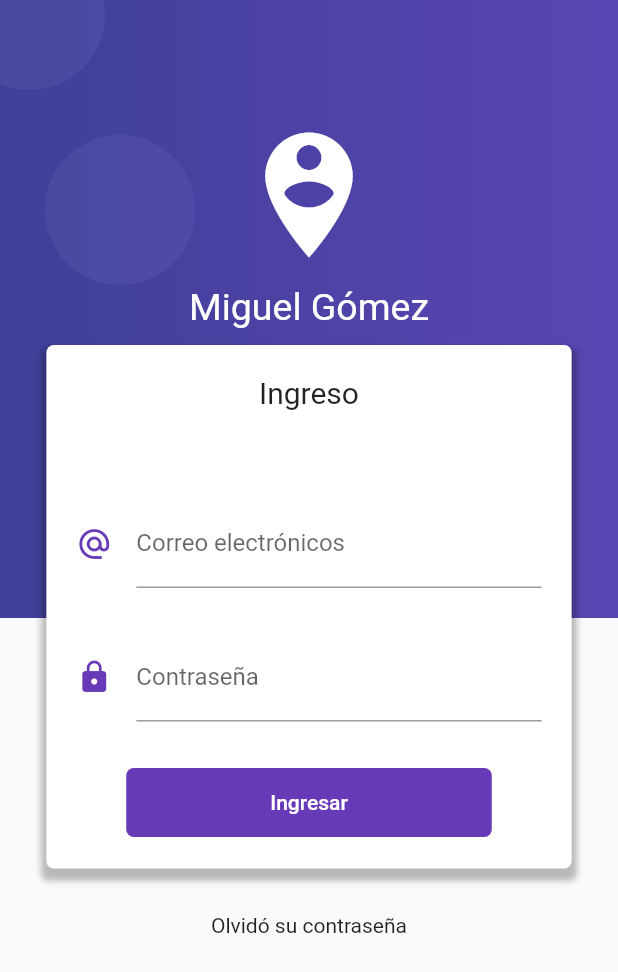
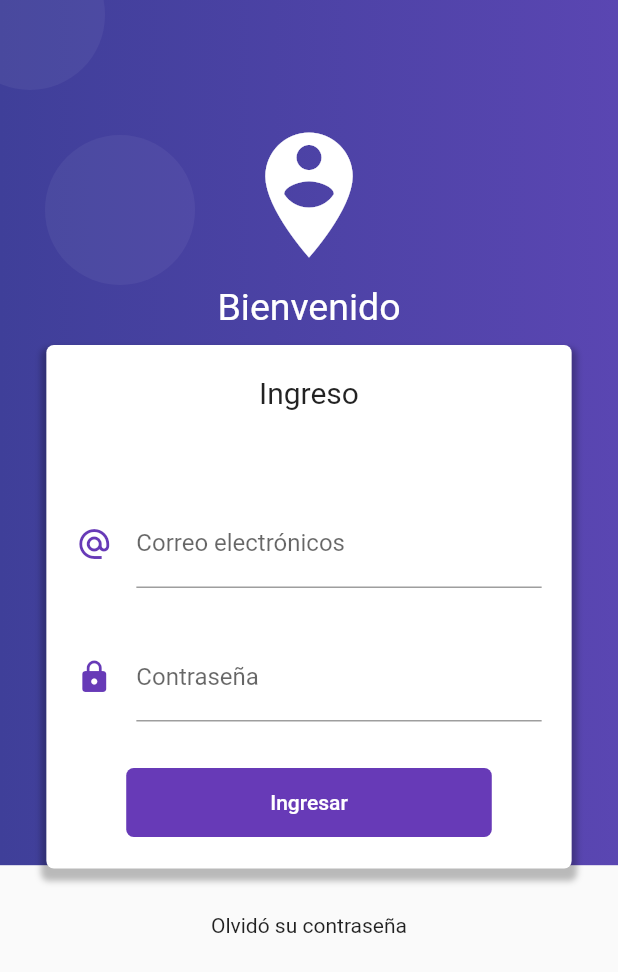
Before and after one commit to miguelCSM/blocPattern, a Flutter app: the screen it shows after launch, on a phone screen of 412 x 824 dp. Shown: the top 972 px of the screen. Run offline on Flutter 3.47's test engine with Material 2 defaults, Android fonts, the phone set to English and light mode, and no system bars.

```diff
--- a/lib/main.dart
+++ b/lib/main.dart
@@ -1,4 +1,5 @@
 import 'package:flutter/material.dart';
+import 'package:formvalidation/src/bloc/provider.dart';
 import 'package:formvalidation/src/pages/home_page.dart';
 import 'package:formvalidation/src/pages/login_page.dart';
 
@@ -7,7 +8,8 @@ void main() => runApp(MyApp());
 class MyApp extends StatelessWidget {
   @override
   Widget build(BuildContext context) {
-    return MaterialApp(
+    return Provider(
+      child: MaterialApp(
       debugShowCheckedModeBanner: false,
       title: 'Material App',
       initialRoute: 'login',
@@ -16,6 +18,7 @@ class MyApp extends StatelessWidget {
         'home': (BuildContext context) => HomePage(),
 
       },
+    ),
     );
   }
 }
--- /dev/null
+++ b/lib/src/bloc/login_bloc.dart
@@ -0,0 +1,17 @@
+import 'dart:async';
+
+import 'package:formvalidation/src/bloc/validators.dart';
+
+class LoginBloc with Validators{
+  // stream nos va a servir para controlar flujo y cambios en las propiedades de niveles bajos
+
+  final _emailController = StreamController<String>.broadcast();
+
+  Stream<String>get emailStream => _emailController.stream.transform(validarEmail);
+
+  Function(String) get changeEmail => _emailController.sink.add; // crear un referencia
+
+  dispose(){
+    _emailController?.close();
+  }
+}
--- /dev/null
+++ b/lib/src/bloc/provider.dart
@@ -0,0 +1,18 @@
+import 'package:flutter/cupertino.dart';
+import 'package:formvalidation/src/bloc/login_bloc.dart';
+export 'package:formvalidation/src/bloc/login_bloc.dart';
+
+class Provider extends InheritedWidget{
+
+  final loginBloc = LoginBloc();
+
+  Provider({Key key, Widget child})
+  : super(key: key, child: child);
+
+  static LoginBloc of(BuildContext context){
+    return context.dependOnInheritedWidgetOfExactType<Provider>().loginBloc;
+  }
+
+  @override
+  bool updateShouldNotify(covariant InheritedWidget oldWidget) => true;
+}
--- a/lib/src/pages/login_page.dart
+++ b/lib/src/pages/login_page.dart
@@ -1,42 +1,34 @@
 import 'package:flutter/material.dart';
-
+import 'package:formvalidation/src/bloc/login_bloc.dart';
+import 'package:formvalidation/src/bloc/provider.dart';
 
 class LoginPage extends StatelessWidget {
   @override
   Widget build(BuildContext context) {
     return Scaffold(
         body: Stack(
-        children: <Widget>[
-          _crearFondo(context),
-          _loginForm(context)
-        ],
-      )
-    );
+      children: <Widget>[_crearFondo(context), _loginForm(context)],
+    ));
   }
 
   Widget _crearFondo(BuildContext context) {
     final size = MediaQuery.of(context).size;
-    final fondoMorado =  Container(
-      height: size.height*0.5,
+    final fondoMorado = Container(
+        height: size.height * 0.7,
         width: double.infinity,
         decoration: BoxDecoration(
-        gradient: LinearGradient(
-          colors: <Color>[
-            Color.fromRGBO(63,63,153,1.0),
-            Color.fromRGBO(90,70,178,1.0)
-        ]
-      ),
-    )
-    );
-
+          gradient: LinearGradient(colors: <Color>[
+            Color.fromRGBO(63, 63, 153, 1.0),
+            Color.fromRGBO(90, 70, 178, 1.0)
+          ]),
+        ));
 
     final circulo = Container(
       width: 100.0,
       height: 100.0,
       decoration: BoxDecoration(
           borderRadius: BorderRadius.circular(100.0),
-        color:  Color.fromRGBO(255,255,255,0.05)
-      ),
+          color: Color.fromRGBO(255, 255, 255, 0.05)),
     );
     return Stack(
       children: [
@@ -46,38 +38,44 @@ class LoginPage extends StatelessWidget {
         Positioned(child: circulo, bottom: -50.0, right: -10.0),
         Positioned(child: circulo, bottom: 120.0, right: 20.0),
         Positioned(child: circulo, bottom: -50.0, left: -20.0),
-
         Container(
           padding: EdgeInsets.only(top: 80.0),
           child: Column(
             children: <Widget>[
-              Icon(Icons.person_pin_circle, color:Colors.white, size: 100.0,),
-              SizedBox(height: 10.0,width: double.infinity,),
-              Text('Miguel Gómez',style: TextStyle(color: Colors.white,fontSize: 25.0),)
+              Icon(
+                Icons.person_pin_circle,
+                color: Colors.white,
+                size: 100.0,
+              ),
+              SizedBox(
+                height: 10.0,
+                width: double.infinity,
+              ),
+              Text(
+                'Bienvenido',
+                style: TextStyle(color: Colors.white, fontSize: 25.0),
+              )
             ],
           ),
         )
-
-
       ],
     );
   }
 
   Widget _loginForm(BuildContext context) {
+    final bloc = Provider.of(
+        context); // llamando al metodo of hasta encontrar la instancia del provider
 
     final size = MediaQuery.of(context).size;
 
     return SingleChildScrollView(
       child: Column(
         children: <Widget>[
-
           SafeArea(
             child: Container(
               height: 200.0,
             ),
           ),
-
-
           Container(
             width: size.width * 0.85,
             margin: EdgeInsets.symmetric(vertical: 30.0),
@@ -88,42 +86,63 @@ class LoginPage extends StatelessWidget {
                 BoxShadow(
                     color: Colors.black26,
                     blurRadius: 3.0,
-                offset: Offset(0.0 ,5.0),
+                    offset: Offset(0.0, 5.0),
                     spreadRadius: 3.0)
               ],
               color: Colors.white,
-
             ),
             child: Column(
               children: <Widget>[
-                Text('Ingreso', style: TextStyle(fontSize: 20.0),),
-                SizedBox(height: 60.0,),
-                _crearEmail(),
-                SizedBox(height: 30.0,),
+                Text(
+                  'Ingreso',
+                  style: TextStyle(fontSize: 20.0),
+                ),
+                SizedBox(
+                  height: 60.0,
+                ),
+                _crearEmail(bloc),
+                SizedBox(
+                  height: 30.0,
+                ),
                 _crearPassword(),
-                SizedBox(height: 30.0,),
+                SizedBox(
+                  height: 30.0,
+                ),
                 _crearBoton()
               ],
             ),
           ),
           Text('Olvidó su contraseña'),
-          SizedBox(height: 100.0,)
+          SizedBox(
+            height: 100.0,
+          )
         ],
       ),
     );
   }
 
-  Widget _crearEmail() {
+  Widget _crearEmail(LoginBloc bloc) {
+    return StreamBuilder(
+      stream: bloc.emailStream,
+      builder: (BuildContext context, AsyncSnapshot snapshot) {
         return Container(
           padding: EdgeInsets.symmetric(horizontal: 20.0),
           child: TextField(
             keyboardType: TextInputType.emailAddress,
             decoration: InputDecoration(
-          icon: Icon(Icons.alternate_email, color: Colors.deepPurple,),
+              icon: Icon(
+                Icons.alternate_email,
+                color: Colors.deepPurple,
+              ),
               hintText: 'ejemplo@dominio.com',
               labelText: 'Correo electrónicos',
+              counterText: snapshot.data,
+              errorText: snapshot.error
             ),
+            onChanged: bloc.changeEmail,
           ),
+        );
+      },
     );
   }
 
@@ -133,20 +152,21 @@ class LoginPage extends StatelessWidget {
       child: TextField(
         obscureText: true,
         decoration: InputDecoration(
-          icon: Icon(Icons.lock, color: Colors.deepPurple,),
+          icon: Icon(
+            Icons.lock,
+            color: Colors.deepPurple,
+          ),
           labelText: 'Contraseña',
         ),
       ),
     );
   }
 
-  Widget _crearBoton(){
+  Widget _crearBoton() {
     return RaisedButton(
       child: Container(
         padding: EdgeInsets.symmetric(horizontal: 80.0, vertical: 15.0),
-
-        child:Text('Ingresar'),
-
+        child: Text('Ingresar'),
       ),
       shape: RoundedRectangleBorder(
         borderRadius: BorderRadius.circular(5.0),
@@ -157,5 +177,4 @@ class LoginPage extends StatelessWidget {
       onPressed: (){},
     );
   }
-
 }
```
Also changed, not shown: lib/src/bloc/validators.dart (added, +20 -0 lines), 1 other file. Lines whose indentation alone changed are shown as unchanged.
